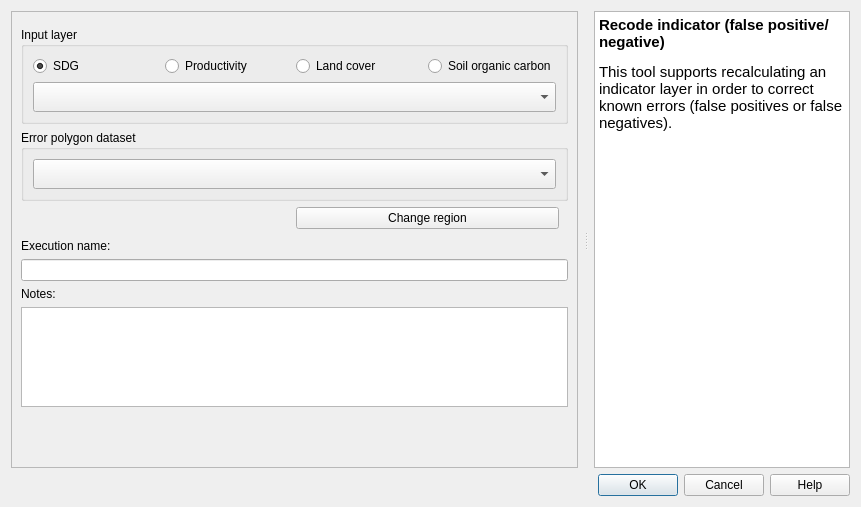
Before: the Qt Designer form LDMP/gui/DlgCalculateLDNErrorRecode.ui in ConservationInternational/trends.earth, drawn with Qt 5.
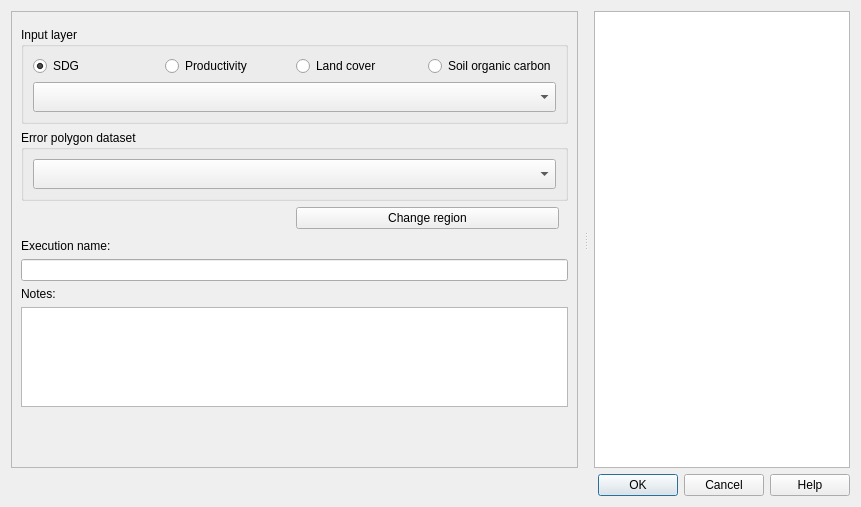
After: the same form once the commit is applied. Custom widgets are drawn as their Qt base class.

The edit to the form file:
```diff
--- a/LDMP/gui/DlgCalculateLDNErrorRecode.ui
+++ b/LDMP/gui/DlgCalculateLDNErrorRecode.ui
@@ -339,14 +339,7 @@
       <property name="autoFormatting">
        <set>QTextEdit::AutoBulletList</set>
       </property>
-      <property name="html">
-       <string>&lt;!DOCTYPE HTML PUBLIC &quot;-//W3C//DTD HTML 4.0//EN&quot; &quot;http://www.w3.org/TR/REC-html40/strict.dtd&quot;&gt;
-&lt;html&gt;&lt;head&gt;&lt;meta name=&quot;qrichtext&quot; content=&quot;1&quot; /&gt;&lt;style type=&quot;text/css&quot;&gt;
-p, li { white-space: pre-wrap; }
-&lt;/style&gt;&lt;/head&gt;&lt;body style=&quot; font-family:'MS Shell Dlg 2'; font-size:12pt; font-weight:400; font-style:normal;&quot;&gt;
-&lt;p style=&quot; margin-top:18px; margin-bottom:12px; margin-left:0px; margin-right:0px; -qt-block-indent:0; text-indent:0px;&quot;&gt;&lt;span style=&quot; font-family:'Ubuntu'; font-size:11pt; font-weight:600;&quot;&gt;Recode indicator (false positive/negative)&lt;/span&gt;&lt;/p&gt;
-&lt;p style=&quot; margin-top:12px; margin-bottom:12px; margin-left:0px; margin-right:0px; -qt-block-indent:0; text-indent:0px;&quot;&gt;&lt;span style=&quot; font-family:'Ubuntu'; font-size:11pt;&quot;&gt;This tool supports recalculating an indicator layer in order to correct known errors (false positives or false negatives).&lt;/span&gt;&lt;/p&gt;&lt;/body&gt;&lt;/html&gt;</string>
-      </property>
+      <property name="html"><string/></property>
       <property name="openExternalLinks">
        <bool>true</bool>
       </property>
```
